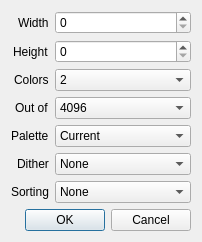
Qt form src/importimagedialog.ui (Vesuri/excellence) before a commit.
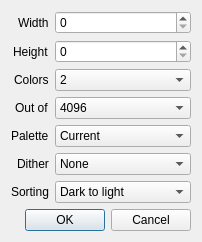
The same form after that commit.

```diff
--- a/src/importimagedialog.ui
+++ b/src/importimagedialog.ui
@@ -229,11 +229,6 @@
      </item>
      <item row="6" column="1">
       <widget class="QComboBox" name="comboBoxSorting">
-       <item>
-        <property name="text">
-         <string>None</string>
-        </property>
-       </item>
        <item>
         <property name="text">
          <string>Dark to light</string>
```
